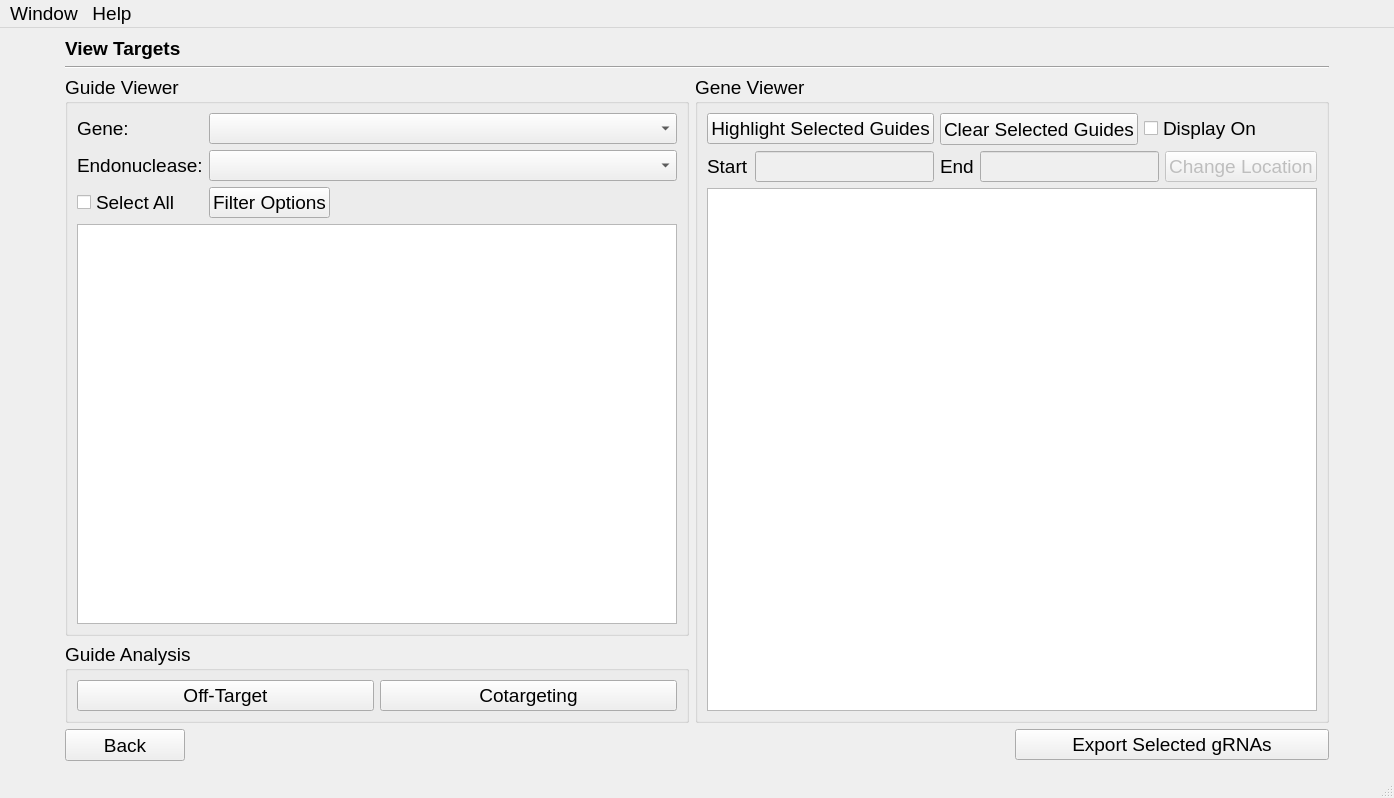
Before: the Qt Designer form resultsWindow.ui in TrinhLab/CASPERapp, drawn with Qt 5.
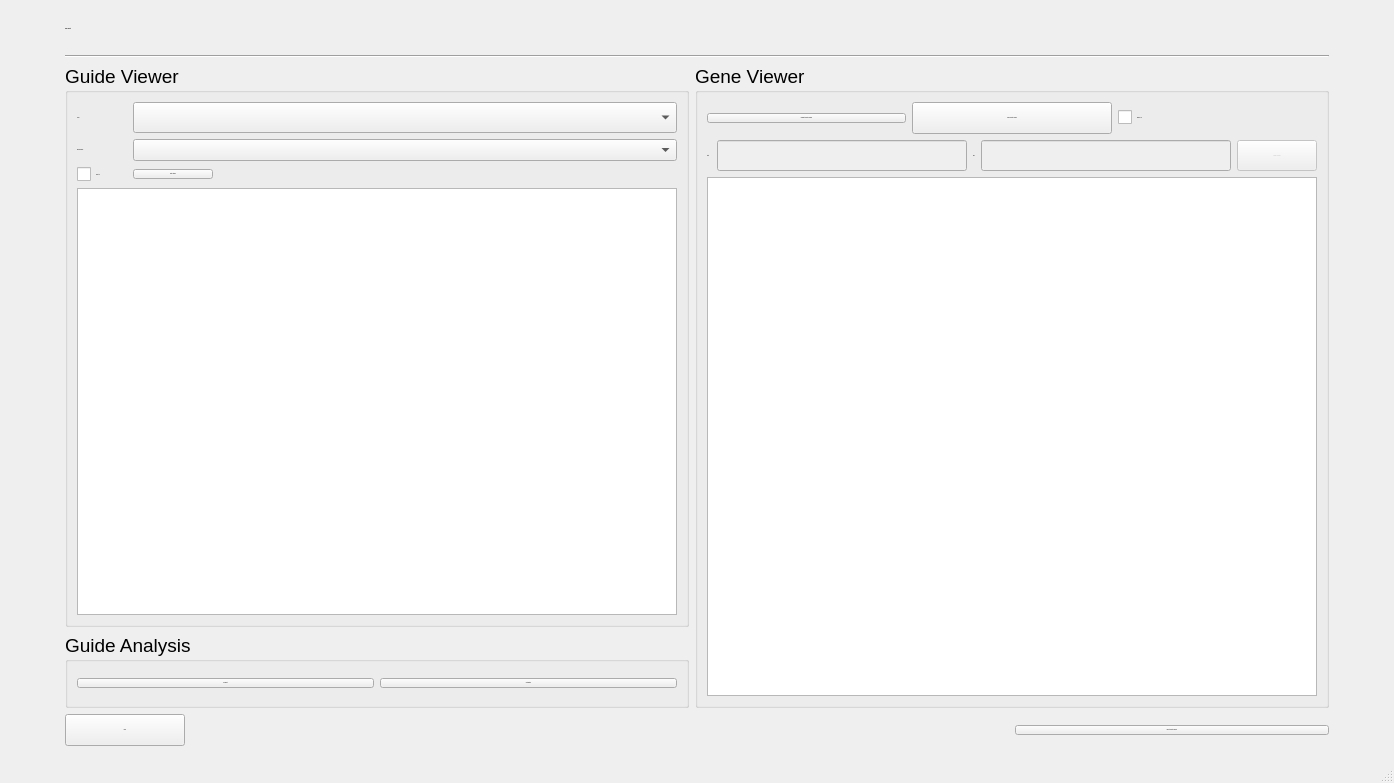
After: the same form once the commit is applied.

Commit message: adding static pixel widths to scroll bars

```diff
--- a/resultsWindow.ui
+++ b/resultsWindow.ui
@@ -41,7 +41,7 @@
       <property name="font">
        <font>
         <family>Arial</family>
-        
+        <pointsize>-1</pointsize>
         <weight>50</weight>
         <italic>false</italic>
         <bold>false</bold>
@@ -82,7 +82,7 @@
          <property name="font">
           <font>
            <family>Arial</family>
-           
+           <pointsize>-1</pointsize>
            <weight>50</weight>
            <italic>false</italic>
            <bold>false</bold>
@@ -101,7 +101,7 @@
          <property name="font">
           <font>
            <family>Arial</family>
-           
+           <pointsize>-1</pointsize>
            <weight>50</weight>
            <italic>false</italic>
            <bold>false</bold>
@@ -144,7 +144,7 @@
          <property name="font">
           <font>
            <family>Arial</family>
-           
+           <pointsize>-1</pointsize>
            <weight>50</weight>
            <italic>false</italic>
            <bold>false</bold>
@@ -175,7 +175,7 @@
          <property name="font">
           <font>
            <family>Arial</family>
-           
+           <pointsize>-1</pointsize>
            <weight>50</weight>
            <italic>false</italic>
            <bold>false</bold>
@@ -194,7 +194,7 @@
          <property name="font">
           <font>
            <family>Arial</family>
-           
+           <pointsize>-1</pointsize>
            <weight>50</weight>
            <italic>false</italic>
            <bold>false</bold>
@@ -210,7 +210,7 @@
          <property name="font">
           <font>
            <family>Arial</family>
-           
+           <pointsize>-1</pointsize>
            <weight>50</weight>
            <italic>false</italic>
            <bold>false</bold>
@@ -235,7 +235,7 @@
          <property name="font">
           <font>
            <family>Arial</family>
-           
+           <pointsize>-1</pointsize>
            <weight>50</weight>
            <italic>false</italic>
            <bold>false</bold>
@@ -266,7 +266,7 @@
          <property name="font">
           <font>
            <family>Arial</family>
-           
+           <pointsize>-1</pointsize>
            <weight>50</weight>
            <italic>false</italic>
            <bold>false</bold>
@@ -352,7 +352,7 @@
            <property name="font">
             <font>
              <family>Arial</family>
-             
+             <pointsize>-1</pointsize>
              <weight>50</weight>
              <italic>false</italic>
              <bold>false</bold>
@@ -387,7 +387,7 @@
            <property name="font">
             <font>
              <family>Arial</family>
-             
+             <pointsize>-1</pointsize>
              <weight>50</weight>
              <italic>false</italic>
              <bold>false</bold>
@@ -437,7 +437,7 @@
            <property name="font">
             <font>
              <family>Arial</family>
-             
+             <pointsize>-1</pointsize>
              <weight>50</weight>
              <italic>false</italic>
              <bold>false</bold>
@@ -470,7 +470,7 @@
          <property name="font">
           <font>
            <family>Arial</family>
-           
+           <pointsize>-1</pointsize>
            <weight>50</weight>
            <italic>false</italic>
            <bold>false</bold>
@@ -495,7 +495,7 @@
          <property name="font">
           <font>
            <family>Arial</family>
-           
+           <pointsize>-1</pointsize>
            <weight>50</weight>
            <italic>false</italic>
            <bold>false</bold>
@@ -529,7 +529,7 @@
          <property name="font">
           <font>
            <family>Arial</family>
-           
+           <pointsize>-1</pointsize>
            <weight>50</weight>
            <italic>false</italic>
            <bold>false</bold>
@@ -566,7 +566,7 @@
       <property name="font">
        <font>
         <family>Arial</family>
-        
+        <pointsize>-1</pointsize>
         <weight>75</weight>
         <italic>false</italic>
         <bold>true</bold>
@@ -606,7 +606,7 @@
       <property name="font">
        <font>
         <family>Arial</family>
-        
+        <pointsize>-1</pointsize>
         <weight>50</weight>
         <italic>false</italic>
         <bold>false</bold>
@@ -707,35 +707,6 @@
     </property>
    </widget>
   </widget>
-  <widget class="QMenuBar" name="menubar">
-   <property name="geometry">
-    <rect>
-     <x>0</x>
-     <y>0</y>
-     <width>1394</width>
-     <height>21</height>
-    </rect>
-   </property>
-   <widget class="QMenu" name="menuWindow">
-    <property name="font">
-     <font>
-      <family>Arial</family>
-      <pointsize>14</pointsize>
-     </font>
-    </property>
-    <property name="title">
-     <string>Window</string>
-    </property>
-   </widget>
-   <widget class="QMenu" name="menuHelp">
-    <property name="title">
-     <string>Help</string>
-    </property>
-    <addaction name="actionDocumentation"/>
-   </widget>
-   <addaction name="menuWindow"/>
-   <addaction name="menuHelp"/>
-  </widget>
   <widget class="QStatusBar" name="statusbar"/>
   <action name="actionScore_Settings">
    <property name="text">
```
The commit also changes 14 other files.
